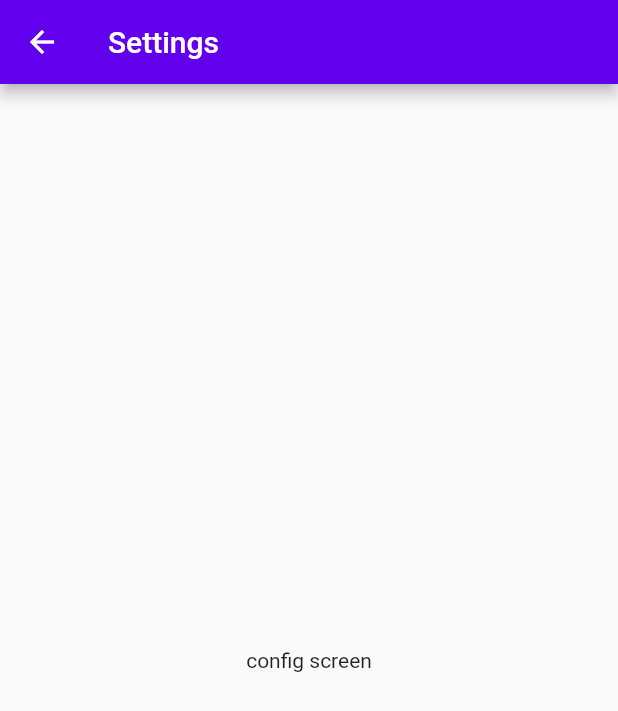
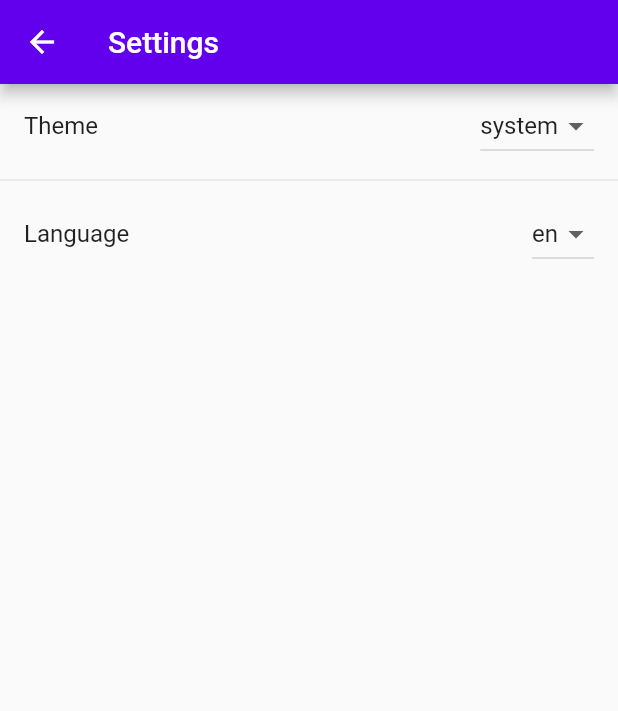
Before and after one commit to marcusvbp/quicklaunchim, a Flutter app: the screen it shows after launch, after a tap on the "settings" icon, on a phone screen of 412 x 824 dp. Shown: the top 711 px of the screen. Run offline on Flutter 3.47's test engine with Material 2 defaults, Android fonts, the light colour scheme and no system bars; our stand-ins replace flutter_slidable, go_router, localization, shared_preferences; missing offline and left inert: phone_numbers_parser; statements that could not run were skipped.

Commit message:
Tela de configuração com reload do app

```diff
--- a/lib/controllers/appsettings/language.dart
+++ b/lib/controllers/appsettings/language.dart
@@ -1,47 +1,43 @@
 // ignore_for_file: public_member_api_docs, sort_constructors_first
-
 import 'dart:io';
 
 import 'package:flutter/material.dart';
+import 'package:localization/localization.dart';
 import 'package:openim/controllers/global_controller.dart';
 import 'package:openim/data_storage/app_storage.dart';
 
-enum AppLanguage {
-  system,
-  en,
-  pt,
-  es,
-}
+class LanguageController extends GlobalController<Locale> with ChangeNotifier {
+  final AppStorage<String> storage;
 
-class Language extends GlobalController<AppLanguage> with ChangeNotifier {
-  final AppStorage<String> storage;
-  AppLanguage _current = AppLanguage.system;
+  late Locale _current;
 
-  Language({
+  final List<Locale> _locales = [
+    const Locale('en', ''),
+    const Locale('es', ''),
+    const Locale('pt', ''),
+  ];
+
+  LanguageController({
     required this.storage,
   });
 
-  final List<String> _localeStrings = ['en', 'es', 'pt'];
-  final Map<AppLanguage, String> _languageMap = {
-    AppLanguage.system: Platform.localeName,
-    AppLanguage.en: 'en',
-    AppLanguage.es: 'es',
-    AppLanguage.pt: 'pt',
-  };
-
-  String _getFirstLanguageCode(String langCode) {
-    return langCode.split('_')[0];
+  Locale _getSystemLocale(String systemLangCode) {
+    final langCode = systemLangCode.split('_')[0];
+    if (!_locales.map((e) => e.languageCode).contains(langCode)) {
+      return const Locale('en', '');
+    }
+    return Locale(langCode, '');
   }
 
   @override
   Future<void> rehydrate() async {
     final l = await storage.retrieve();
     if (l == null) {
-      _current = AppLanguage.system;
+      _current = _getSystemLocale(Platform.localeName);
     } else {
-      for (var lang in _languageMap.entries) {
-        if (lang.value == l) {
-          _current = lang.key;
+      for (var lang in _locales) {
+        if (lang.languageCode == l) {
+          _current = lang;
         }
       }
     }
@@ -49,18 +45,14 @@ class Language extends GlobalController<AppLanguage> with ChangeNotifier {
   }
 
   @override
-  void set(AppLanguage value) {
+  Future<void> set(Locale value) async {
     _current = value;
-    storage.save(value.name);
+    storage.save(value.languageCode);
+    await LocalJsonLocalization.delegate.load(value);
     notifyListeners();
   }
 
-  Locale get current {
-    final code = _getFirstLanguageCode(_languageMap[_current]!);
-    if (_localeStrings.contains(code)) {
-      return Locale(code, '');
-    }
+  Locale get current => _current;
 
-    return const Locale('en', '');
-  }
+  List<Locale> get supportedLocales => _locales;
 }
--- /dev/null
+++ b/lib/controllers/appsettings/theme.dart
@@ -0,0 +1,41 @@
+import 'package:flutter/material.dart';
+import 'package:openim/controllers/global_controller.dart';
+import 'package:openim/data_storage/app_storage.dart';
+
+class ThemeController extends GlobalController<ThemeMode> with ChangeNotifier {
+  final AppStorage<String> storage;
+
+  ThemeController({required this.storage});
+
+  ThemeMode _themeMode = ThemeMode.system;
+
+  ThemeMode get themeMode => _themeMode;
+
+  @override
+  Future<void> rehydrate() async {
+    final t = await storage.retrieve();
+    if (t != null) {
+      _themeMode = ThemeMode.values.firstWhere((element) => element.name == t);
+      notifyListeners();
+    }
+  }
+
+  @override
+  void set(ThemeMode value) async {
+    _themeMode = value;
+    await storage.save(value.name);
+    notifyListeners();
+  }
+
+  static ThemeData lightTheme = ThemeData(
+    colorScheme: const ColorScheme.light(),
+    appBarTheme: const AppBarTheme(),
+  );
+
+  static ThemeData darkTheme = ThemeData(
+    colorScheme: const ColorScheme.dark(),
+    appBarTheme: AppBarTheme(
+      backgroundColor: Colors.grey[800],
+    ),
+  );
+}
--- /dev/null
+++ b/lib/data_storage/appsettings/theme_storage.dart
@@ -0,0 +1,16 @@
+import 'package:openim/data_storage/app_storage.dart';
+import 'package:shared_preferences/shared_preferences.dart';
+
+class ThemeStorage extends AppStorage<String> {
+  @override
+  Future<String?> retrieve() async {
+    final prefs = await SharedPreferences.getInstance();
+    return prefs.getString('theme');
+  }
+
+  @override
+  Future<void> save(String value) async {
+    final prefs = await SharedPreferences.getInstance();
+    prefs.setString('theme', value);
+  }
+}
--- a/lib/main.dart
+++ b/lib/main.dart
@@ -2,8 +2,12 @@ import 'package:flutter/material.dart';
 import 'package:flutter_localizations/flutter_localizations.dart';
 import 'package:go_router/go_router.dart';
 import 'package:localization/localization.dart';
+import 'package:openim/controllers/appsettings/language.dart';
+import 'package:openim/controllers/appsettings/theme.dart';
 import 'package:openim/controllers/message_history.dart';
 import 'package:openim/controllers/messenger.dart';
+import 'package:openim/data_storage/appsettings/language_storage.dart';
+import 'package:openim/data_storage/appsettings/theme_storage.dart';
 import 'package:openim/data_storage/history_storage.dart';
 import 'package:openim/data_storage/messenger_storage.dart';
 import 'package:openim/screens/config_screen.dart';
@@ -40,10 +44,14 @@ Future<void> main() async {
   final messageHistoryController = MessageHistory(
     storage: HistoryStorage(),
   );
+  final languageController = LanguageController(storage: LanguageStorage());
+  final themeController = ThemeController(storage: ThemeStorage());
 
+  await languageController.rehydrate();
   await messengerController.rehydrate();
   await codeController.rehydrate();
   await messageHistoryController.rehydrate();
+  await themeController.rehydrate();
 
   runApp(
     MultiProvider(
@@ -51,6 +59,8 @@ Future<void> main() async {
         ChangeNotifierProvider(create: (context) => messengerController),
         ChangeNotifierProvider(create: (context) => codeController),
         ChangeNotifierProvider(create: (context) => messageHistoryController),
+        ChangeNotifierProvider(create: (context) => languageController),
+        ChangeNotifierProvider(create: (context) => themeController),
       ],
       child: const MyApp(),
     ),
@@ -69,6 +79,8 @@ class _MyAppState extends State<MyApp> {
   @override
   Widget build(BuildContext context) {
     LocalJsonLocalization.delegate.directories = ['lib/i18n'];
+    return Consumer2<LanguageController, ThemeController>(
+      builder: (context, langCtrl, themeCtrl, __) {
         return MaterialApp.router(
           title: 'Quick Open IM',
           localizationsDelegates: [
@@ -77,31 +89,18 @@ class _MyAppState extends State<MyApp> {
             GlobalCupertinoLocalizations.delegate,
             LocalJsonLocalization.delegate,
           ],
-      supportedLocales: const [
-        Locale('en', ''),
-        Locale('es', ''),
-        Locale('pt', ''),
-      ],
-      localeResolutionCallback: (locale, supportedLocales) {
-        if (supportedLocales.contains(locale)) {
-          return locale;
-        }
-
-        // define pt_BR as default when de language code is 'pt'
-        // if (locale?.languageCode == 'pt') {
-        //   return const Locale('pt', '');
-        // }
-
-        // default language
-        return const Locale('en', '');
-      },
+          supportedLocales: langCtrl.supportedLocales,
+          localeResolutionCallback: (locale, supportedLocales) =>
+              langCtrl.current,
           debugShowCheckedModeBanner: false,
-      themeMode: ThemeMode.system,
-      darkTheme: ThemeClass.darkTheme,
-      theme: ThemeClass.lightTheme,
+          themeMode: themeCtrl.themeMode,
+          darkTheme: ThemeController.darkTheme,
+          theme: ThemeController.lightTheme,
           routeInformationProvider: _router.routeInformationProvider,
           routeInformationParser: _router.routeInformationParser,
           routerDelegate: _router.routerDelegate,
+        );
+      },
     );
   }
 
--- a/lib/screens/config_screen.dart
+++ b/lib/screens/config_screen.dart
@@ -1,5 +1,8 @@
 import 'package:flutter/material.dart';
 import 'package:localization/localization.dart';
+import 'package:openim/controllers/appsettings/language.dart';
+import 'package:openim/controllers/appsettings/theme.dart';
+import 'package:provider/provider.dart';
 
 class ConfigScreen extends StatefulWidget {
   const ConfigScreen({super.key});
@@ -12,12 +15,48 @@ class _ConfigScreenState extends State<ConfigScreen> {
   @override
   Widget build(BuildContext context) {
     return Scaffold(
-      appBar: AppBar(
-        title: Text('configurationsScreenTitle'.i18n()),
-      ),
-      body: const Center(
-        child: Text('config screen'),
-      ),
-    );
+        appBar: AppBar(
+          title: Text('configurationsScreenTitle'.i18n()),
+        ),
+        body: Consumer2<LanguageController, ThemeController>(
+          builder: (context, langCtrl, themeCtrl, _) {
+            return ListView(
+              children: [
+                ListTile(
+                  title: const Text('Theme'),
+                  trailing: DropdownButton<ThemeMode>(
+                    value: themeCtrl.themeMode,
+                    items: ThemeMode.values
+                        .map((ThemeMode tm) => DropdownMenuItem(
+                              value: tm,
+                              child: Text(tm.name),
+                            ))
+                        .toList(),
+                    onChanged: (v) => themeCtrl.set(v!),
+                  ),
+                ),
+                const Divider(),
+                ListTile(
+                  title: const Text('Language'),
+                  trailing: DropdownButton<Locale>(
+                    value: langCtrl.current,
+                    items: langCtrl.supportedLocales
+                        .map(
+                          (Locale l) => DropdownMenuItem(
+                            value: l,
+                            child: Text(l.languageCode),
+                          ),
+                        )
+                        .toList(),
+                    onChanged: (v) async {
+                      await langCtrl.set(v!);
+                      setState(() {});
+                    },
+                  ),
+                ),
+              ],
+            );
+          },
+        ));
   }
 }
```
Lines whose indentation alone changed are shown as unchanged.
